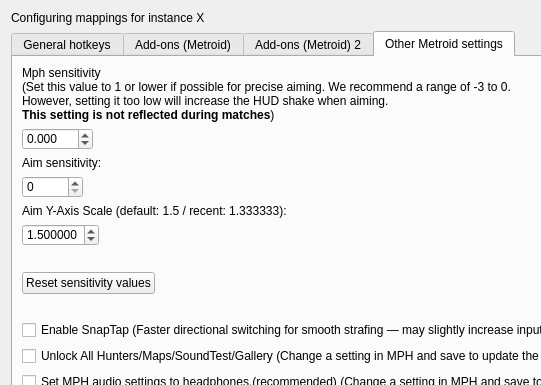
The window that src/frontend/qt_sdl/InputConfig/InputConfigDialog.ui (melonDS-emu/melonDS) describes before a commit, drawn with Qt 5; both pictures show x 0 to 541 and y 0 to 385 of the 1063 by 610 pixel window.
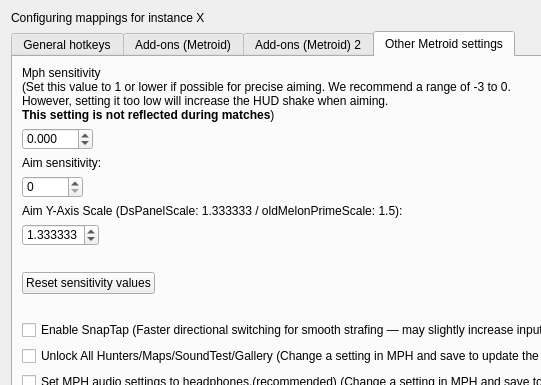
The same window after the commit. The open tabs and pages were chosen to show the change.

```diff
--- a/src/frontend/qt_sdl/InputConfig/InputConfigDialog.ui
+++ b/src/frontend/qt_sdl/InputConfig/InputConfigDialog.ui
@@ -2375,7 +2375,7 @@
 					<!-- Label for aim sensitivity -->
 					<widget class="QLabel" name="metroidAimYAxisScaleLabel">
 						<property name="text">
-							<string>Aim Y-Axis Scale (default: 1.5 / recent: 1.333333):</string>
+							<string>Aim Y-Axis Scale (DsPanelScale: 1.333333 / oldMelonPrimeScale: 1.5):</string>
 						</property>
 					</widget>
 				</item>
@@ -2394,7 +2394,7 @@
 							<number>6</number>
 						</property>
 						<property name="value">
-							<double>1.500000</double>
+							<double>1.333333</double>
 						</property>
 					</widget>
 				</item>
```
